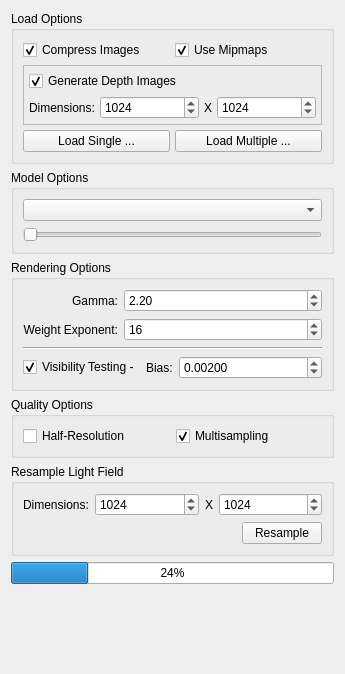
The window that Java/ReflectanceAcquisition/qtForms/LightFieldConfig.ui (michaelt919/Kintsugi3DBuilder) describes before a commit, drawn with Qt 5.
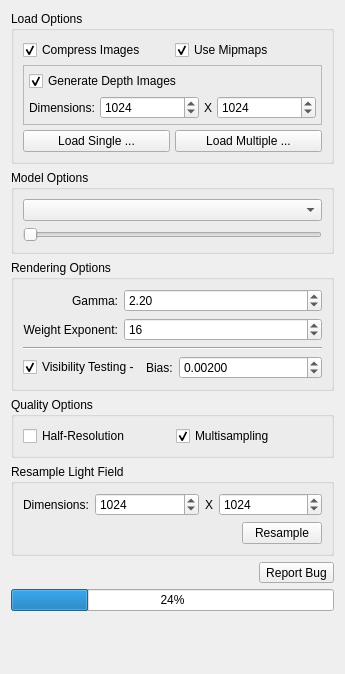
The same window after the commit.

Commit message: Adding automated crash/bug reporting - Integration with BugSplat - Manual button is available to report a bug without a crash - Crash reports will happen automatically for any uncaught exceptions/errors - Needs some testing, seems to hang at 'connecting to server'

What changed in the file:
```diff
--- a/Java/ReflectanceAcquisition/qtForms/LightFieldConfig.ui
+++ b/Java/ReflectanceAcquisition/qtForms/LightFieldConfig.ui
@@ -458,6 +458,30 @@
      </layout>
     </widget>
    </item>
+   <item>
+    <layout class="QHBoxLayout" name="horizontalLayout_8">
+     <item>
+      <spacer name="horizontalSpacer_2">
+       <property name="orientation">
+        <enum>Qt::Horizontal</enum>
+       </property>
+       <property name="sizeHint" stdset="0">
+        <size>
+         <width>40</width>
+         <height>20</height>
+        </size>
+       </property>
+      </spacer>
+     </item>
+     <item>
+      <widget class="QToolButton" name="reportBugButton">
+       <property name="text">
+        <string>Report Bug</string>
+       </property>
+      </widget>
+     </item>
+    </layout>
+   </item>
    <item>
     <widget class="QProgressBar" name="loadingProgressBar">
      <property name="value">
```
The commit also changes 4 other files.
